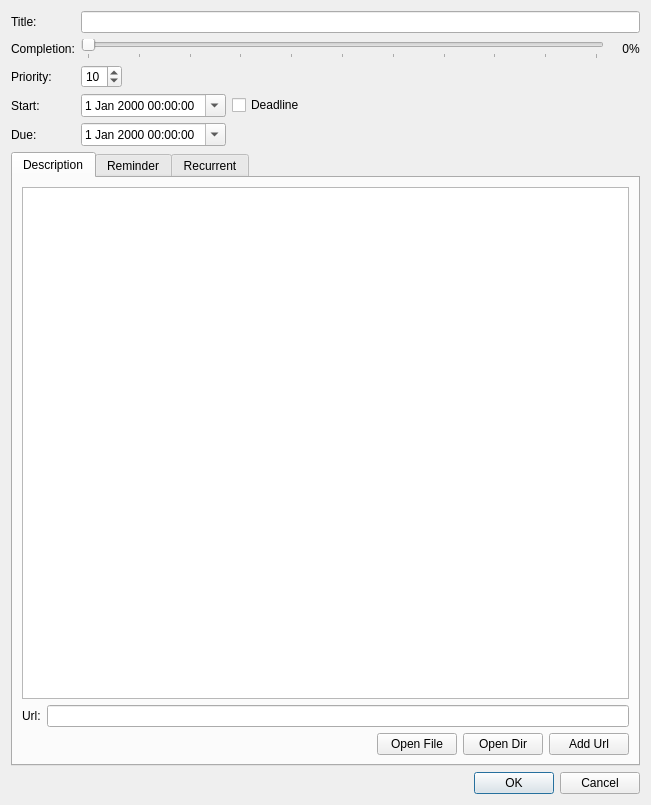
Old version of the form src/hanlendar/ui/widget/taskdialog.ui in the repository anetczuk/hanlendar.
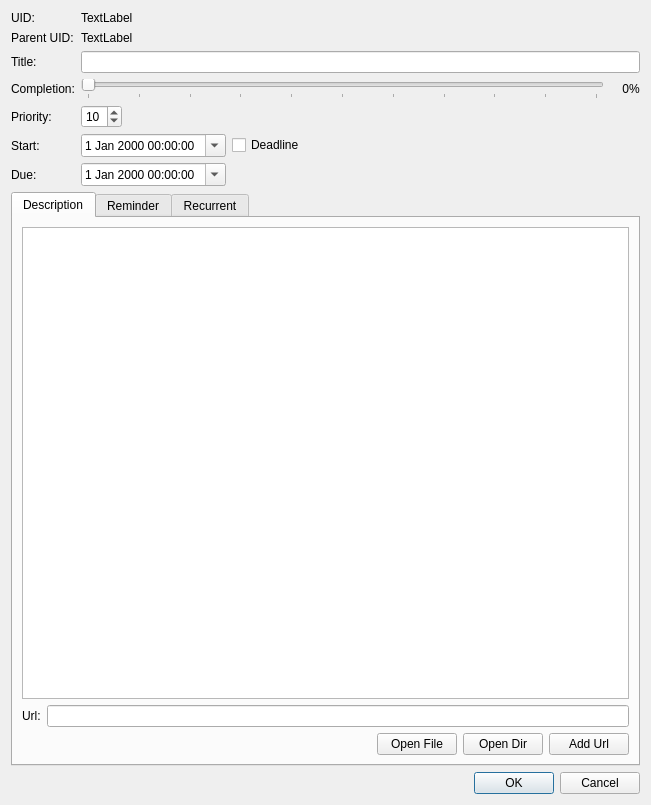
New version of the form. Custom widgets are drawn as their Qt base class.

What changed in the file:
```diff
--- a/src/hanlendar/ui/widget/taskdialog.ui
+++ b/src/hanlendar/ui/widget/taskdialog.ui
@@ -16,31 +16,31 @@
   <layout class="QVBoxLayout" name="verticalLayout">
    <item>
     <layout class="QFormLayout" name="formLayout">
-     <item row="1" column="0">
+     <item row="3" column="0">
       <widget class="QLabel" name="label">
        <property name="text">
         <string>Title:</string>
        </property>
       </widget>
      </item>
-     <item row="1" column="1">
+     <item row="3" column="1">
       <widget class="QLineEdit" name="titleEdit"/>
      </item>
-     <item row="2" column="0">
+     <item row="4" column="0">
       <widget class="QLabel" name="label_2">
        <property name="text">
         <string>Completion:</string>
        </property>
       </widget>
      </item>
-     <item row="3" column="0">
+     <item row="5" column="0">
       <widget class="QLabel" name="label_3">
        <property name="text">
         <string>Priority:</string>
        </property>
       </widget>
      </item>
-     <item row="3" column="1">
+     <item row="5" column="1">
       <layout class="QHBoxLayout" name="horizontalLayout">
        <item>
         <widget class="QSpinBox" name="priorityBox">
@@ -64,21 +64,21 @@
        </item>
       </layout>
      </item>
-     <item row="4" column="0">
+     <item row="6" column="0">
       <widget class="QLabel" name="label_4">
        <property name="text">
         <string>Start:</string>
        </property>
       </widget>
      </item>
-     <item row="5" column="0">
+     <item row="7" column="0">
       <widget class="QLabel" name="label_5">
        <property name="text">
         <string>Due:</string>
        </property>
       </widget>
      </item>
-     <item row="2" column="1">
+     <item row="4" column="1">
       <layout class="QHBoxLayout" name="horizontalLayout_2">
        <property name="spacing">
         <number>0</number>
@@ -130,7 +130,7 @@
        </item>
       </layout>
      </item>
-     <item row="4" column="1">
+     <item row="6" column="1">
       <layout class="QHBoxLayout" name="horizontalLayout_3">
        <item>
         <widget class="QDateTimeEdit" name="startDateTime">
@@ -161,7 +161,7 @@
        </item>
       </layout>
      </item>
-     <item row="5" column="1">
+     <item row="7" column="1">
       <layout class="QHBoxLayout" name="horizontalLayout_4">
        <item>
         <widget class="QDateTimeEdit" name="dueDateTime">
@@ -185,6 +185,34 @@
        </item>
       </layout>
      </item>
+     <item row="1" column="0">
+      <widget class="QLabel" name="label_8">
+       <property name="text">
+        <string>UID:</string>
+       </property>
+      </widget>
+     </item>
+     <item row="2" column="0">
+      <widget class="QLabel" name="label_9">
+       <property name="text">
+        <string>Parent UID:</string>
+       </property>
+      </widget>
+     </item>
+     <item row="1" column="1">
+      <widget class="QLabel" name="uidText">
+       <property name="text">
+        <string>TextLabel</string>
+       </property>
+      </widget>
+     </item>
+     <item row="2" column="1">
+      <widget class="QLabel" name="parentUidText">
+       <property name="text">
+        <string>TextLabel</string>
+       </property>
+      </widget>
+     </item>
     </layout>
    </item>
    <item>
```
